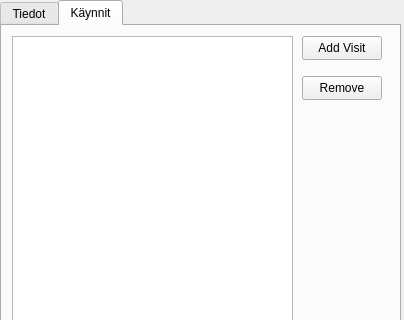
Before: the Qt Designer form customerinfo.ui in juhotuominen/CustomerManagerQT, drawn with Qt 5; both pictures show x 0 to 404 and y 0 to 320 of the 404 by 585 pixel window.
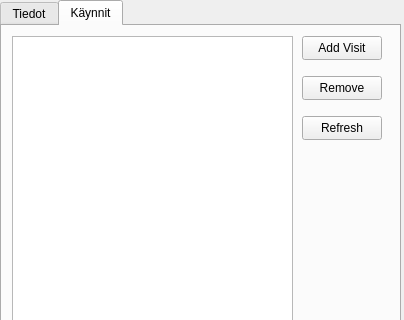
After: the same form once the commit is applied. The open tabs and pages were chosen to show the change.

```diff
--- a/customerinfo.ui
+++ b/customerinfo.ui
@@ -22,6 +22,9 @@
      <height>591</height>
     </rect>
    </property>
+   <property name="autoFillBackground">
+    <bool>false</bool>
+   </property>
    <property name="currentIndex">
     <number>1</number>
    </property>
@@ -373,6 +376,19 @@
       </rect>
      </property>
     </widget>
+    <widget class="QPushButton" name="refreshButton">
+     <property name="geometry">
+      <rect>
+       <x>300</x>
+       <y>90</y>
+       <width>80</width>
+       <height>24</height>
+      </rect>
+     </property>
+     <property name="text">
+      <string>Refresh</string>
+     </property>
+    </widget>
    </widget>
   </widget>
  </widget>
```
Left out of the diff: 2 changed lines with no effect on the pictures.
